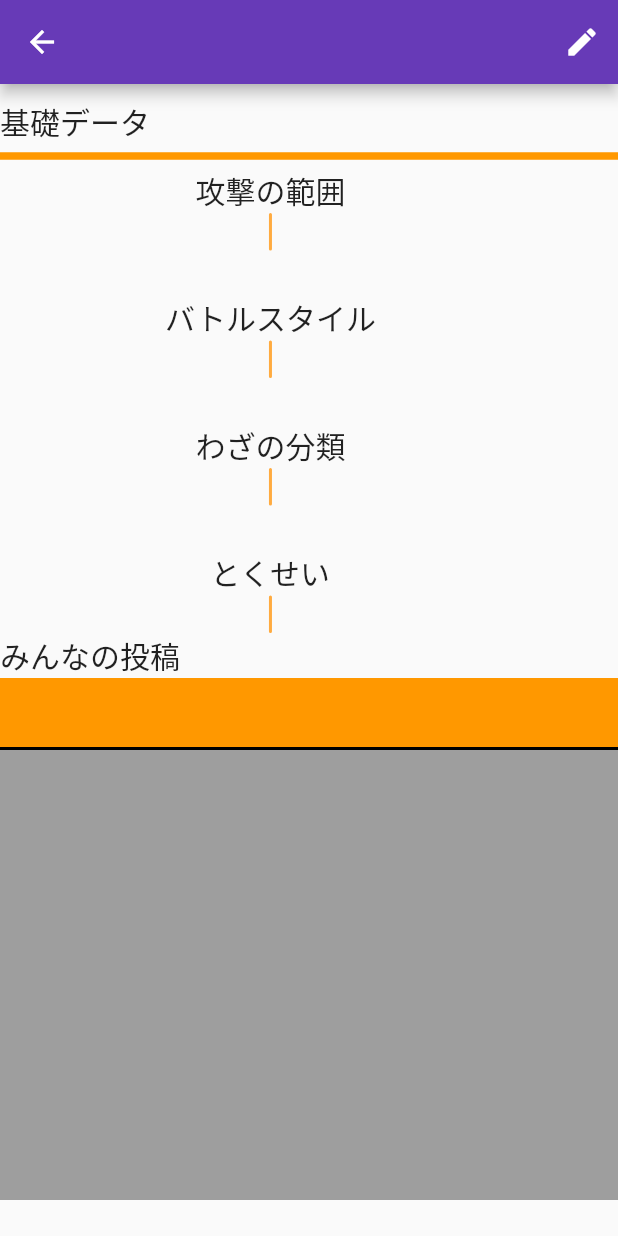
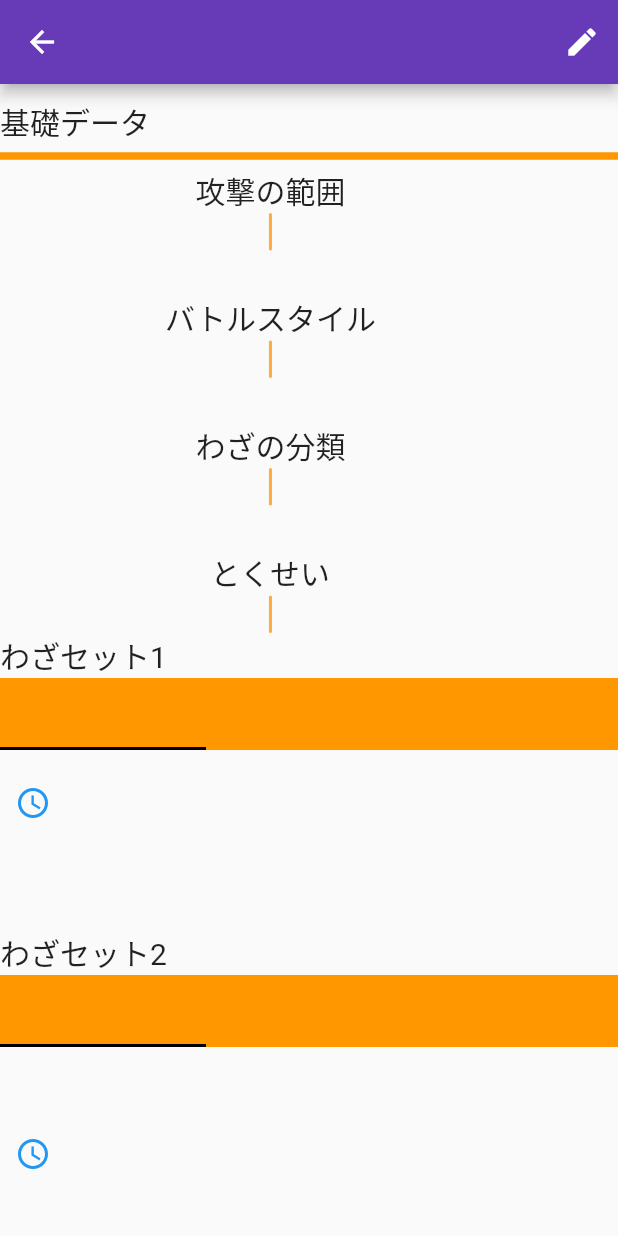
Before and after one commit to HikaruKusanagi/PokeYunaData, a Flutter app: the PokemonDetailPage screen opened directly with empty values, on a phone screen of 412 x 824 dp. Run offline on Flutter 3.47's test engine with Material 2 defaults, Android fonts, the phone set to English and light mode, and no system bars; our stand-ins replace cloud_firestore, eva_icons_flutter, firebase_auth, firebase_core, shared_preferences; missing offline and left inert: flutter_overboard; accounts and stored records are empty.

Commit message:
no message

```diff
--- a/lib/overbord_page.dart
+++ b/lib/overbord_page.dart
@@ -33,7 +33,7 @@ class OverboardPage extends StatelessWidget {
         doAnimateImage: true),
     PageModel(
         color: Colors.deepPurple,
-        imageAssetPath: 'assets/ポケモンデータ詳細.png',
+        imageAssetPath: 'assets/ポケモン.png',
         title: 'コンセプト',
         body: 'ゲームに登場する\n全ての基礎データを\n即座に確認可能！',
         doAnimateImage: true),
--- a/lib/pokemondetail/pokemon_detail_page.dart
+++ b/lib/pokemondetail/pokemon_detail_page.dart
@@ -4,6 +4,7 @@ import 'package:flutter/material.dart';
 import 'package:pokemon_app/contentuser/content_user_page.dart';
 import 'package:pokemon_app/domain/comments.dart';
 import 'package:pokemon_app/pokemondetail/pokemon_detail_page.model.dart';
+import 'package:pokemon_app/pokemondetail/waza_detail_page.dart';
 import 'package:pokemon_app/post/post_page.dart';
 import 'package:provider/provider.dart';
 
@@ -143,7 +144,8 @@ class PokemonDetailPage extends StatelessWidget {
                             borderRadius: BorderRadius.circular(10),
                             color: Colors.orangeAccent,
                           ),
-                          child: Text(battleStyle,
+                          child: Text(
+                            battleStyle,
                             style: const TextStyle(
                                 fontWeight: FontWeight.bold,
                                 fontSize: 20),
@@ -160,7 +162,8 @@ class PokemonDetailPage extends StatelessWidget {
                             borderRadius: BorderRadius.circular(10),
                             color: Colors.orangeAccent,
                           ),
-                          child: Text(classificationOfTechniques,
+                          child: Text(
+                            classificationOfTechniques,
                             style: const TextStyle(
                                 fontWeight: FontWeight.bold,
                                 fontSize: 20),),
@@ -176,7 +179,8 @@ class PokemonDetailPage extends StatelessWidget {
                             borderRadius: BorderRadius.circular(10),
                             color: Colors.orangeAccent,
                           ),
-                          child: Text(characteristic,
+                          child: Text(
+                            characteristic,
                             style: const TextStyle(
                                 fontWeight: FontWeight.bold,
                                 fontSize: 20),
@@ -187,150 +191,150 @@ class PokemonDetailPage extends StatelessWidget {
                   ],
                 ),
                 //アップデートで追加予定
-                // Row(
-                //   children: const [
-                //     Text(
-                //       'わざセット1',
-                //       style: TextStyle(fontSize: 20),
-                //     ),
-                //   ],
-                // ),
-                // Container(
-                //   color: Colors.orange,
-                //   child: DefaultTabController(
-                //     length: 3,
-                //     child: Column(
-                //       children: [
-                //         //わざセット１のタブ
-                //         TabBar(
-                //           labelColor: Colors.black,
-                //           indicatorColor: Colors.black,
-                //           tabs: [
-                //             Tab(text: techniqueSet1),
-                //             Tab(text: techniqueSet1no2),
-                //             Tab(text: techniqueSet1no3.replaceAll('\\n', '\n'),),
-                //           ],
-                //         ),
-                //         SizedBox(
-                //           height: 120,
-                //           width: 500,
-                //           //わざセット１技テキスト画面
-                //           child: TabBarView(
-                //             children: [
-                //               WazaPage1(
-                //                 damagelv1:techniqueText1.replaceAll('\\n', '\n'),
-                //                 damagelv2:'',
-                //                 damagelv3:'',
-                //               ),
-                //               WazaPage1A(
-                //                 damage1lv4:techniqueText2.replaceAll('\\n', '\n'),
-                //                 damage1lv5:'',
-                //                 damage1lv6:'',
-                //               ),
-                //               WazaPage1B(
-                //                 damage4:techniqueText3.replaceAll('\\n', '\n'),
-                //                 damage3lv5:'',
-                //                 damage3lv6:'',
-                //               ),
-                //             ],
-                //           ),
-                //         ),
-                //       ],
-                //     ),
-                //   ),
-                // ),
-                // Row(
-                //   children: const [
-                //     Text(
-                //       'わざセット2',
-                //       style: TextStyle(fontSize: 20),
-                //     ),
-                //   ],
-                // ),
-                // Container(
-                //   color: Colors.orange,
-                //   child: DefaultTabController(
-                //     length: 3,
-                //     child: Column(
-                //       children: [
-                //         TabBar(
-                //           labelColor: Colors.black,
-                //           indicatorColor: Colors.black,
-                //           tabs: [
-                //             Tab(text: techniqueSet2),
-                //             Tab(text: techniqueSet2no2),
-                //             Tab(text: techniqueSet2no3),
-                //           ],
-                //         ),
-                //         SizedBox(
-                //           height: 120,
-                //           width: 500,
-                //           child: TabBarView(
-                //             children: [
-                //               WazaPage2(
-                //                 damage6lv1: techniqueText4.replaceAll('\\n', '\n'),
-                //                 damage6lv2:'',
-                //                 damage6lv3:'',
-                //               ),
-                //               WazaPage2A(
-                //                 damage7lv4: techniqueText5.replaceAll('\\n', '\n'),
-                //                 damage7lv5:'',
-                //                 damage7lv6:'',
-                //               ),
-                //               WazaPage2B(
-                //                 damage9lv6: techniqueText6.replaceAll('\\n', '\n'),
-                //                 damage9lv7:'',
-                //                 damage9lv8:'',
-                //               ),
-                //             ],
-                //           ),
-                //         ),
-                //       ],
-                //     ),
-                //   ),
-                // ),
-                // Row(
-                //   children: const [
-                //     Text(
-                //       'ユナイトわざ',
-                //       style: TextStyle(fontSize: 20),
-                //     ),
-                //   ],
-                // ),
-                // Container(
-                //   color: Colors.orange,
-                //   child: DefaultTabController(
-                //     length: 1,
-                //     child: Column(
-                //       children: [
-                //         TabBar(
-                //           labelColor: Colors.black,
-                //           indicatorColor: Colors.black,
-                //           tabs: [
-                //             Row(
-                //               children: [
-                //                 Tab(text: uniteTechnique,
-                //                 ) ],
-                //             ),
-                //           ],
-                //         ),
-                //         SizedBox(
-                //           height: 120,
-                //           width: 500,
-                //           child: TabBarView(
-                //             children: [
-                //               UniteWazaPage(
-                //                 damage10lv9: uniteTechniqueText.replaceAll('\\n', '\n'),
-                //                 damage10lv10:'',
-                //                 damage10lv11:features,
-                //               ),
-                //             ],
-                //           ),
-                //         ),
-                //       ],
-                //     ),
-                //   ),
-                // ),
+                Row(
+                  children: const [
+                    Text(
+                      'わざセット1',
+                      style: TextStyle(fontSize: 20),
+                    ),
+                  ],
+                ),
+                Container(
+                  color: Colors.orange,
+                  child: DefaultTabController(
+                    length: 3,
+                    child: Column(
+                      children: [
+                        //わざセット１のタブ
+                        TabBar(
+                          labelColor: Colors.black,
+                          indicatorColor: Colors.black,
+                          tabs: [
+                            Tab(text: techniqueSet1),
+                            Tab(text: techniqueSet1no2),
+                            Tab(text: techniqueSet1no3.replaceAll('\\n', '\n'),),
+                          ],
+                        ),
+                        SizedBox(
+                          height: 120,
+                          width: 500,
+                          //わざセット１技テキスト画面
+                          child: TabBarView(
+                            children: [
+                              WazaPage1(
+                                damagelv1:techniqueText1.replaceAll('\\n', '\n'),
+                                damagelv2:'',
+                                damagelv3:'',
+                              ),
+                              WazaPage1A(
+                                damage1lv4:techniqueText2.replaceAll('\\n', '\n'),
+                                damage1lv5:'',
+                                damage1lv6:'',
+                              ),
+                              WazaPage1B(
+                                damage4:techniqueText3.replaceAll('\\n', '\n'),
+                                damage3lv5:'',
+                                damage3lv6:'',
+                              ),
+                            ],
+                          ),
+                        ),
+                      ],
+                    ),
+                  ),
+                ),
+                Row(
+                  children: const [
+                    Text(
+                      'わざセット2',
+                      style: TextStyle(fontSize: 20),
+                    ),
+                  ],
+                ),
+                Container(
+                  color: Colors.orange,
+                  child: DefaultTabController(
+                    length: 3,
+                    child: Column(
+                      children: [
+                        TabBar(
+                          labelColor: Colors.black,
+                          indicatorColor: Colors.black,
+                          tabs: [
+                            Tab(text: techniqueSet2),
+                            Tab(text: techniqueSet2no2),
+                            Tab(text: techniqueSet2no3),
+                          ],
+                        ),
+                        SizedBox(
+                          height: 120,
+                          width: 500,
+                          child: TabBarView(
+                            children: [
+                              WazaPage2(
+                                damage6lv1: techniqueText4.replaceAll('\\n', '\n'),
+                                damage6lv2:'',
+                                damage6lv3:'',
+                              ),
+                              WazaPage2A(
+                                damage7lv4: techniqueText5.replaceAll('\\n', '\n'),
+                                damage7lv5:'',
+                                damage7lv6:'',
+                              ),
+                              WazaPage2B(
+                                damage9lv6: techniqueText6.replaceAll('\\n', '\n'),
+                                damage9lv7:'',
+                                damage9lv8:'',
+                              ),
+                            ],
+                          ),
+                        ),
+                      ],
+                    ),
+                  ),
+                ),
+                Row(
+                  children: const [
+                    Text(
+                      'ユナイトわざ',
+                      style: TextStyle(fontSize: 20),
+                    ),
+                  ],
+                ),
+                Container(
+                  color: Colors.orange,
+                  child: DefaultTabController(
+                    length: 1,
+                    child: Column(
+                      children: [
+                        TabBar(
+                          labelColor: Colors.black,
+                          indicatorColor: Colors.black,
+                          tabs: [
+                            Row(
+                              children: [
+                                Tab(text: uniteTechnique,
+                                ) ],
+                            ),
+                          ],
+                        ),
+                        SizedBox(
+                          height: 120,
+                          width: 500,
+                          child: TabBarView(
+                            children: [
+                              UniteWazaPage(
+                                damage10lv9: uniteTechniqueText.replaceAll('\\n', '\n'),
+                                damage10lv10:'',
+                                damage10lv11:features,
+                              ),
+                            ],
+                          ),
+                        ),
+                      ],
+                    ),
+                  ),
+                ),
                 Row(
                   children: const [
                     Text('みんなの投稿',
--- a/lib/pokemondetail/waza_detail_page.dart
+++ b/lib/pokemondetail/waza_detail_page.dart
@@ -47,7 +47,6 @@ class WazaPage1 extends StatelessWidget {
                       ),
                     ],
                   ),
-
                 ],
               ),
             ],
--- a/pubspec.yaml
+++ b/pubspec.yaml
@@ -62,4 +62,4 @@ flutter:
   uses-material-design: true
   assets:
     - images/アプリアイコン.png
-    - assets/ポケモンデータ詳細.png
+    - assets/ポケモン.png
```
Also changed, not shown: lib/signup/signup_model.dart (+0 -12 lines), assets/ポケモン.png (added), 2 other files.
